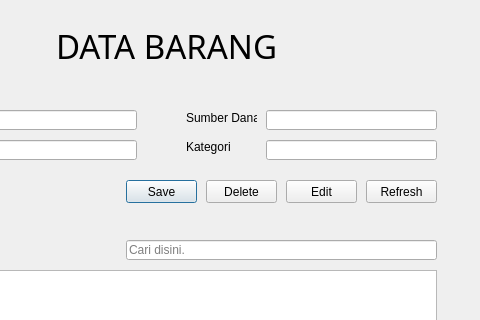
Qt form databarang.ui (salsabilarhdsy/inventaris_cpp) before a commit; both pictures show x 144 to 624 and y 0 to 320 of the 624 by 504 pixel window.
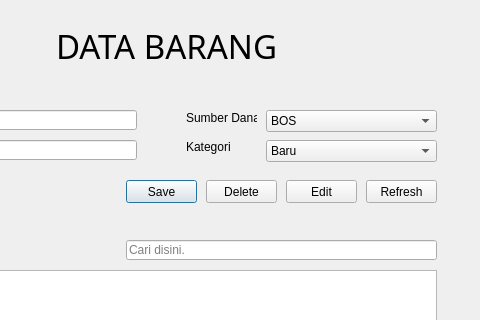
The same form after that commit.

Patch:
```diff
--- a/databarang.ui
+++ b/databarang.ui
@@ -32,25 +32,6 @@
     <string/>
    </property>
   </widget>
-  <widget class="QLineEdit" name="txt_spek">
-   <property name="geometry">
-    <rect>
-     <x>120</x>
-     <y>140</y>
-     <width>161</width>
-     <height>20</height>
-    </rect>
-   </property>
-   <property name="autoFillBackground">
-    <bool>false</bool>
-   </property>
-   <property name="text">
-    <string/>
-   </property>
-   <property name="placeholderText">
-    <string/>
-   </property>
-  </widget>
   <widget class="QPushButton" name="pushButton_save">
    <property name="geometry">
     <rect>
@@ -210,26 +191,6 @@
     <string>Cari disini.</string>
    </property>
   </widget>
-  <widget class="QLineEdit" name="txt_sumber">
-   <property name="geometry">
-    <rect>
-     <x>410</x>
-     <y>110</y>
-     <width>171</width>
-     <height>20</height>
-    </rect>
-   </property>
-  </widget>
-  <widget class="QLineEdit" name="txt_kategori">
-   <property name="geometry">
-    <rect>
-     <x>410</x>
-     <y>140</y>
-     <width>171</width>
-     <height>20</height>
-    </rect>
-   </property>
-  </widget>
   <widget class="QLabel" name="label">
    <property name="geometry">
     <rect>
@@ -249,6 +210,65 @@
     <string>DATA BARANG</string>
    </property>
   </widget>
+  <widget class="QComboBox" name="box_sumber">
+   <property name="geometry">
+    <rect>
+     <x>410</x>
+     <y>110</y>
+     <width>171</width>
+     <height>22</height>
+    </rect>
+   </property>
+   <item>
+    <property name="text">
+     <string>BOS</string>
+    </property>
+   </item>
+   <item>
+    <property name="text">
+     <string>Sekolah</string>
+    </property>
+   </item>
+  </widget>
+  <widget class="QComboBox" name="box_kategori">
+   <property name="geometry">
+    <rect>
+     <x>410</x>
+     <y>140</y>
+     <width>171</width>
+     <height>22</height>
+    </rect>
+   </property>
+   <item>
+    <property name="text">
+     <string>Baru</string>
+    </property>
+   </item>
+   <item>
+    <property name="text">
+     <string>Lama</string>
+    </property>
+   </item>
+  </widget>
+  <widget class="QLineEdit" name="txt_spek">
+   <property name="geometry">
+    <rect>
+     <x>120</x>
+     <y>140</y>
+     <width>161</width>
+     <height>20</height>
+    </rect>
+   </property>
+   <property name="autoFillBackground">
+    <bool>false</bool>
+   </property>
+   <property name="text">
+    <string/>
+   </property>
+   <property name="placeholderText">
+    <string/>
+   </property>
+  </widget>
  </widget>
  <resources/>
  <connections/>
```
